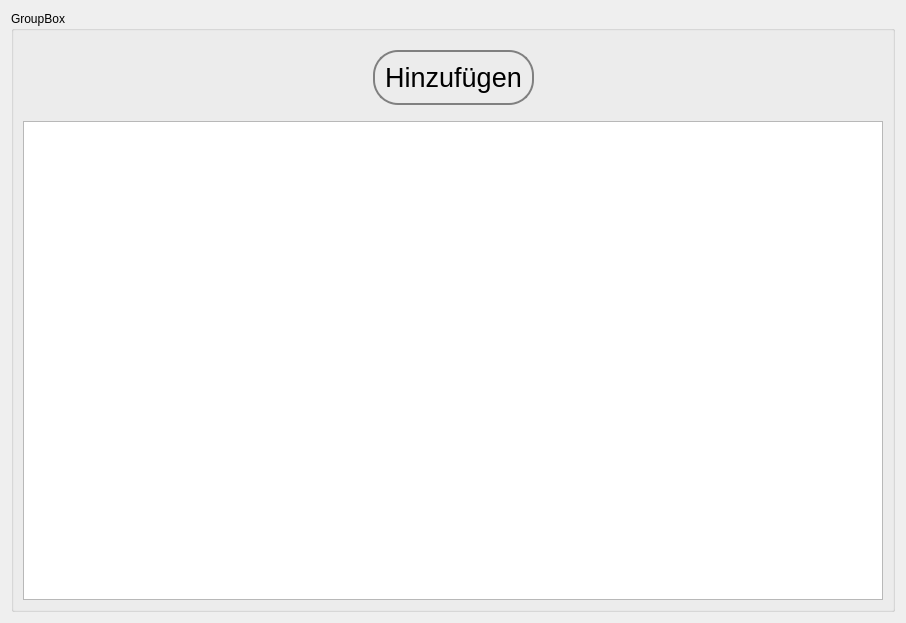
Qt form lfb_regeneration_wildlife_impact/gui/form/array_field.ui (b-lack/qgis-fim-plugin) before a commit.
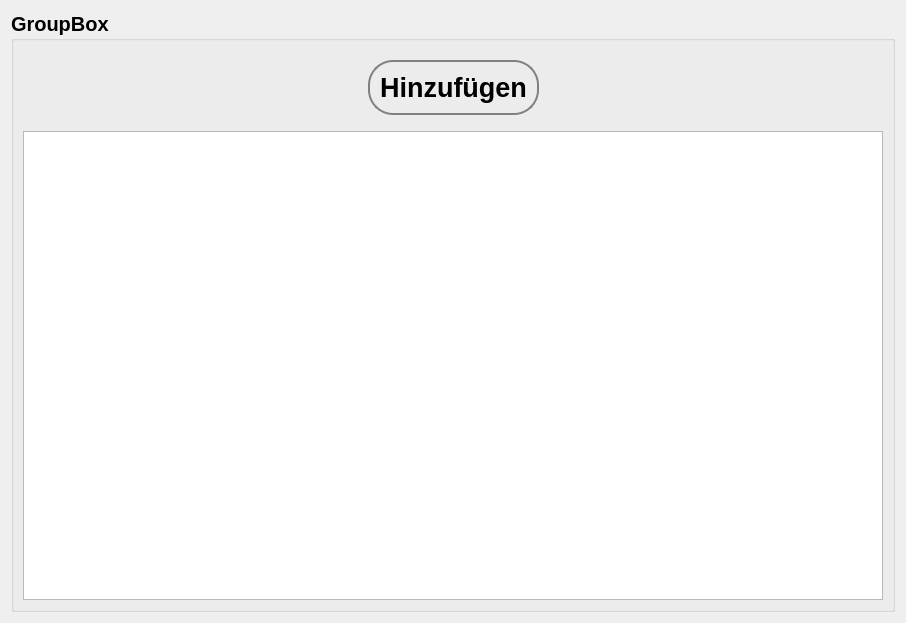
The same form after that commit.

```diff
--- a/lfb_regeneration_wildlife_impact/gui/form/array_field.ui
+++ b/lfb_regeneration_wildlife_impact/gui/form/array_field.ui
@@ -18,6 +18,13 @@
     <layout class="QVBoxLayout" name="verticalLayout">
      <item>
       <widget class="QGroupBox" name="lfbArrayGroup">
+       <property name="font">
+        <font>
+         <pointsize>15</pointsize>
+         <weight>75</weight>
+         <bold>true</bold>
+        </font>
+       </property>
        <property name="title">
         <string>GroupBox</string>
        </property>
```
